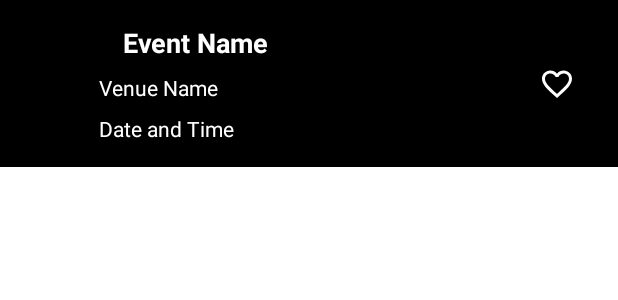
After one commit to songruwa/TicketMasterApp, an Android app: the layout event_item.xml on its own in the app's theme, with its tools: preview values and no code run, on a phone screen of 412 x 824 dp. The commit adds this screen. Shown: the top 300 px of the screen. Run offline under Robolectric (Android 15) with nearby library versions, the phone set to English and light mode, and no system bars; network calls fail.

Commit message:
Event recyclerview completed

```diff
--- a/app/build.gradle
+++ b/app/build.gradle
@@ -40,5 +40,8 @@ dependencies {
     implementation 'com.github.bumptech.glide:glide:4.13.2'
     implementation 'androidx.navigation:navigation-fragment:2.4.1'
     implementation 'androidx.navigation:navigation-ui:2.4.1'
+    implementation 'androidx.cardview:cardview:1.0.0'
+    implementation 'com.google.code.gson:gson:2.8.9'
+
 
 }
--- /dev/null
+++ b/app/src/main/res/drawable/error_image.xml
@@ -0,0 +1,5 @@
+<vector android:height="24dp" android:tint="#000000"
+    android:viewportHeight="24" android:viewportWidth="24"
+    android:width="24dp" xmlns:android="http://schemas.android.com/apk/res/android">
+    <path android:fillColor="@android:color/white" android:pathData="M12,2C6.48,2 2,6.48 2,12s4.48,10 10,10 10,-4.48 10,-10S17.52,2 12,2zM13,17h-2v-2h2v2zM13,13h-2L11,7h2v6z"/>
+</vector>
--- /dev/null
+++ b/app/src/main/res/drawable/ic_baseline_favorite_border_24.xml
@@ -0,0 +1,5 @@
+<vector android:height="24dp" android:tint="#FFFFFF"
+    android:viewportHeight="24" android:viewportWidth="24"
+    android:width="24dp" xmlns:android="http://schemas.android.com/apk/res/android">
+    <path android:fillColor="@android:color/white" android:pathData="M16.5,3c-1.74,0 -3.41,0.81 -4.5,2.09C10.91,3.81 9.24,3 7.5,3 4.42,3 2,5.42 2,8.5c0,3.78 3.4,6.86 8.55,11.54L12,21.35l1.45,-1.32C18.6,15.36 22,12.28 22,8.5 22,5.42 19.58,3 16.5,3zM12.1,18.55l-0.1,0.1 -0.1,-0.1C7.14,14.24 4,11.39 4,8.5 4,6.5 5.5,5 7.5,5c1.54,0 3.04,0.99 3.57,2.36h1.87C13.46,5.99 14.96,5 16.5,5c2,0 3.5,1.5 3.5,3.5 0,2.89 -3.14,5.74 -7.9,10.05z"/>
+</vector>
--- /dev/null
+++ b/app/src/main/res/drawable/ic_baseline_image_24.xml
@@ -0,0 +1,5 @@
+<vector android:height="24dp" android:tint="#000000"
+    android:viewportHeight="24" android:viewportWidth="24"
+    android:width="24dp" xmlns:android="http://schemas.android.com/apk/res/android">
+    <path android:fillColor="@android:color/white" android:pathData="M21,19V5c0,-1.1 -0.9,-2 -2,-2H5c-1.1,0 -2,0.9 -2,2v14c0,1.1 0.9,2 2,2h14c1.1,0 2,-0.9 2,-2zM8.5,13.5l2.5,3.01L14.5,12l4.5,6H5l3.5,-4.5z"/>
+</vector>
--- /dev/null
+++ b/app/src/main/res/layout/event_item.xml
@@ -0,0 +1,74 @@
+<?xml version="1.0" encoding="utf-8"?>
+<androidx.constraintlayout.widget.ConstraintLayout xmlns:android="http://schemas.android.com/apk/res/android"
+    xmlns:app="http://schemas.android.com/apk/res-auto"
+    android:layout_width="match_parent"
+    android:layout_height="wrap_content"
+    android:background="#000000">
+
+    <RelativeLayout
+        android:layout_width="match_parent"
+        android:layout_height="wrap_content"
+        android:padding="16dp"
+        android:textColor="#FFFFFF"
+        app:layout_constraintBottom_toBottomOf="parent"
+        app:layout_constraintEnd_toEndOf="parent"
+        app:layout_constraintHorizontal_bias="0.0"
+        app:layout_constraintStart_toStartOf="parent"
+        app:layout_constraintTop_toTopOf="parent"
+        app:layout_constraintVertical_bias="0.04">
+
+        <ImageView
+            android:id="@+id/imageView_category"
+            android:layout_width="50dp"
+            android:layout_height="50dp"
+            android:layout_alignParentStart="true"
+            android:layout_centerVertical="true"
+            android:contentDescription="@string/category_image" />
+
+        <TextView
+            android:id="@+id/textView_eventName"
+            android:layout_width="wrap_content"
+            android:layout_height="wrap_content"
+            android:layout_marginStart="16dp"
+            android:layout_toEndOf="@id/imageView_category"
+            android:text="@string/event_name"
+            android:textColor="#FFFFFF"
+            android:textSize="18sp"
+            android:textStyle="bold" />
+
+        <TextView
+            android:id="@+id/textView_venueName"
+            android:layout_width="wrap_content"
+            android:layout_height="wrap_content"
+            android:layout_below="@id/textView_eventName"
+            android:layout_marginTop="8dp"
+            android:layout_toEndOf="@id/imageView_category"
+            android:text="@string/venue_name"
+            android:textColor="#FFFFFF"
+            android:textSize="14sp" />
+
+        <TextView
+            android:id="@+id/textView_dateTime"
+            android:layout_width="wrap_content"
+            android:layout_height="wrap_content"
+            android:layout_below="@id/textView_venueName"
+            android:layout_marginTop="8dp"
+            android:layout_toEndOf="@id/imageView_category"
+            android:text="@string/date_time"
+            android:textColor="#FFFFFF"
+            android:textSize="14sp" />
+
+        <ImageButton
+            android:id="@+id/imageButton_favorite"
+            android:layout_width="50dp"
+            android:layout_height="50dp"
+            android:layout_alignParentEnd="true"
+            android:layout_centerVertical="true"
+            android:background="@null"
+            android:contentDescription="@string/favorite"
+            android:src="@drawable/ic_baseline_favorite_border_24"
+            android:tint="#FFFFFF" />
+
+    </RelativeLayout>
+
+</androidx.constraintlayout.widget.ConstraintLayout>
--- a/app/src/main/res/values/strings.xml
+++ b/app/src/main/res/values/strings.xml
@@ -5,4 +5,11 @@
     <string name='tab_view'>Tab_view</string>
     <!-- TODO: Remove or change this placeholder text -->
     <string name="hello_blank_fragment">Hello blank fragment</string>
+    <string name="category_image">Category Image</string>
+    <string name="event_name">Event Name</string>
+    <string name="venue_name">Venue Name</string>
+    <string name="date_time">Date and Time</string>
+    <string name="favorite">Favorite</string>
+
+
 </resources>
```
Also changed, not shown: app/src/main/java/com/example/myapplication/Event.java (added, +60 -0 lines), app/src/main/java/com/example/myapplication/EventListAdapter.java (added, +44 -0 lines), app/src/main/java/com/example/myapplication/EventViewHolder.java (added, +65 -0 lines), app/src/main/java/com/example/myapplication/Venue.java (added, +13 -0 lines), app/src/main/java/com/example/myapplication/fragments/SearchResultsFragment.java (+63 -10 lines), app/src/main/res/layout/fragment_search_results.xml (+18 -0 lines), app/src/main/res/layout/progress_bar.xml (added, +18 -0 lines).
